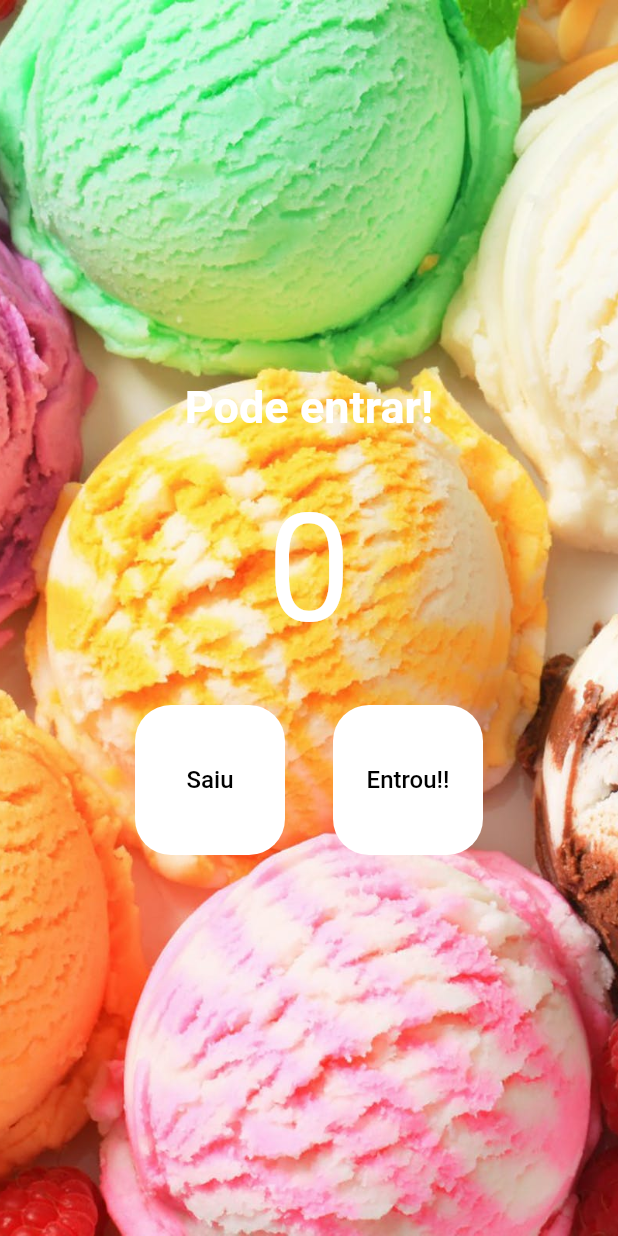
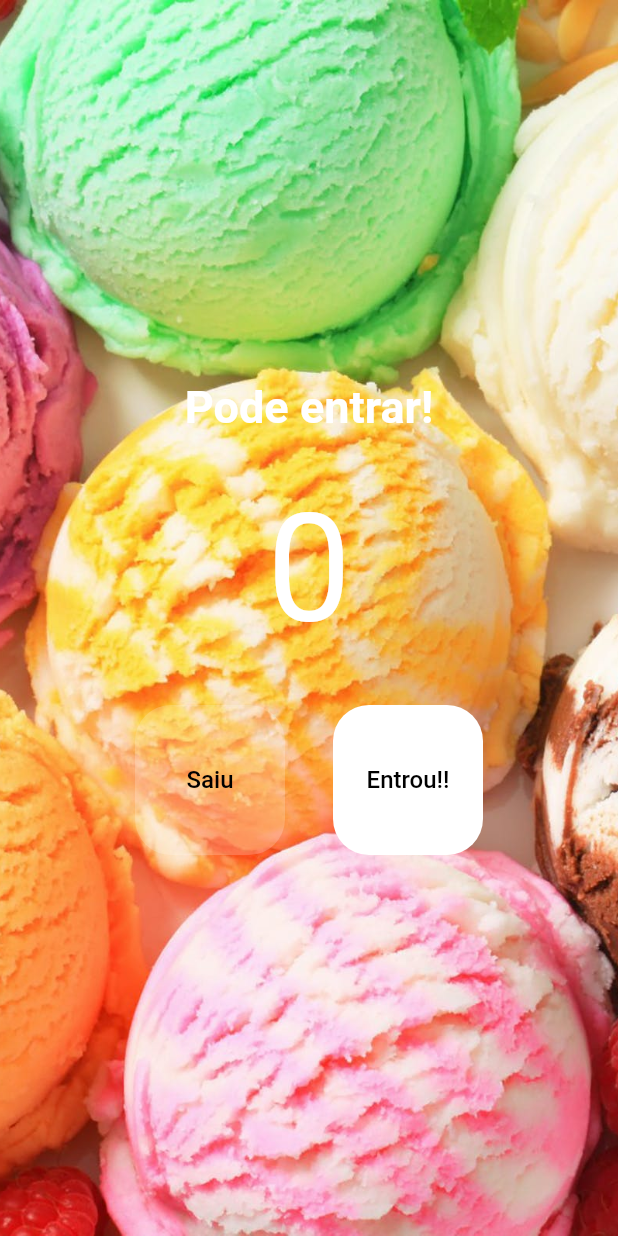
Before and after one commit to leomoreira597/contador_sorveteria, a Flutter app: the screen it shows after launch, on a phone screen of 412 x 824 dp. Run offline on Flutter 3.47's test engine with Material 2 defaults, Android fonts, the phone set to English and light mode, and no system bars.

Commit message:
Finalização do app

```diff
--- a/lib/main.dart
+++ b/lib/main.dart
@@ -41,6 +41,9 @@ class _HomePageState extends State<HomePage> {
     print (count);
   }
 
+  bool get seVazio => count == 0;
+  bool get seCheio => count == 20;
+
   @override
   Widget build(BuildContext context) {
     return Scaffold(
@@ -55,20 +58,20 @@ class _HomePageState extends State<HomePage> {
           child: Column(
             mainAxisAlignment: MainAxisAlignment.center,
             children: [
-              const Text(
-                'Pode entrar!',
+              Text(
+                seCheio ? 'Lotado!!' : 'Pode entrar!',
                 style: TextStyle(
                   fontSize: 30,
-                  color: Colors.white,
+                  color: seCheio ? Colors.red : Colors.white,
                   fontWeight: FontWeight.w700,
                 ),
               ),
               Padding(padding: const EdgeInsets.all(32),
                 child: Text(
                   count.toString(),
-                  style: const TextStyle(
+                  style: TextStyle(
                     fontSize: 100,
-                    color: Colors.white,
+                    color: seCheio ? Colors.red : Colors.white,
                   ),
                 ),
               ),
@@ -76,9 +79,9 @@ class _HomePageState extends State<HomePage> {
                 mainAxisAlignment: MainAxisAlignment.center,
                 children: [
                   TextButton(
-                    onPressed: decrementa,
+                    onPressed: seVazio ? null : decrementa,
                     style: TextButton.styleFrom(
-                      backgroundColor: Colors.white,
+                      backgroundColor: seVazio ? Colors.white.withOpacity(0.2) : Colors.white,
                       fixedSize: const Size(100, 100),
                       primary: Colors.black,
                       shape: RoundedRectangleBorder(
@@ -95,9 +98,9 @@ class _HomePageState extends State<HomePage> {
                   ),
                   const SizedBox(width: 32),
                   TextButton(
-                    onPressed: encrementa,
+                    onPressed: seCheio ? null : encrementa,
                     style: TextButton.styleFrom(
-                      backgroundColor: Colors.white,
+                      backgroundColor: seCheio ? Colors.white.withOpacity(0.2) : Colors.white,
                       fixedSize: const Size(100, 100),
                       primary: Colors.black,
                       shape: RoundedRectangleBorder(
```
Also changed, not shown: pubspec.yaml (+7 -0 lines), assets/icon/icon.png (added), pubspec.lock, 22 other files.
